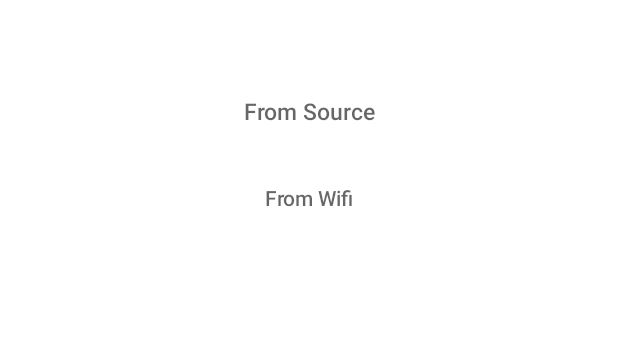
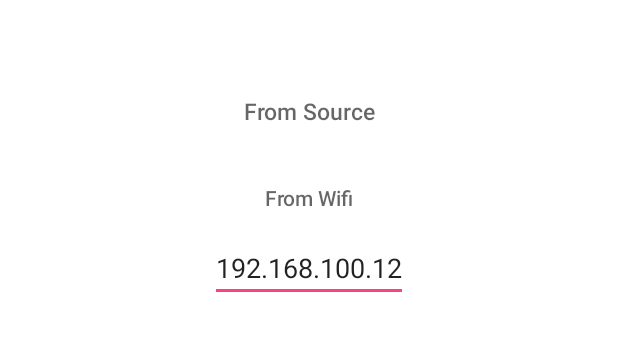
Before and after one commit to coders-circle/dimension-223, an Android app: the screen it shows after launch (MainActivity), on a phone screen of 412 x 824 dp, the part 507-858 px from its top. Run offline under Robolectric (Android 15) with nearby library versions, the phone set to English and light mode, and no system bars.

```diff
--- a/android/app/src/main/java/com/togglecorp/dimension223/MainActivity.java
+++ b/android/app/src/main/java/com/togglecorp/dimension223/MainActivity.java
@@ -7,6 +7,8 @@ import android.os.Bundle;
 import android.util.Log;
 import android.view.View;
 import android.widget.Button;
+import android.widget.EditText;
+import android.widget.ProgressBar;
 
 public class MainActivity extends AppCompatActivity {
 
@@ -17,7 +19,7 @@ public class MainActivity extends AppCompatActivity {
         super.onCreate(savedInstanceState);
         setContentView(R.layout.activity_main);
 
-        Button loadSource = (Button) findViewById(R.id.source_button);
+        final Button loadSource = (Button) findViewById(R.id.source_button);
         if (loadSource != null)
             loadSource.setOnClickListener(new View.OnClickListener() {
                 @Override
@@ -30,15 +32,23 @@ public class MainActivity extends AppCompatActivity {
                 }
             });
 
+        final ProgressBar progressBar = (ProgressBar) findViewById(R.id.progress_bar);
+        progressBar.setVisibility(View.INVISIBLE);
 
-
-        Button loadWifi = (Button) findViewById(R.id.wifi_button);
+        final Button loadWifi = (Button) findViewById(R.id.wifi_button);
         if (loadWifi != null) {
             loadWifi.setOnClickListener(new View.OnClickListener() {
                 @Override
                 public void onClick(View view) {
-                    StreamLoader loader = new StreamLoader(MainActivity.this, "192.168.100.12", 1234);
+                    progressBar.setVisibility(View.VISIBLE);
+                    loadSource.setVisibility(View.INVISIBLE);
+                    loadWifi.setVisibility(View.INVISIBLE);
+
+                    EditText ipEdit = (EditText)findViewById(R.id.edit_ip);
+                    StreamLoader loader = new StreamLoader(MainActivity.this, ipEdit.getText().toString(), 1234);
                     loader.execute();
+
+                    ipEdit.setVisibility(View.INVISIBLE);
                 }
             });
         }
--- a/android/app/src/main/java/com/togglecorp/dimension223/StreamLoader.java
+++ b/android/app/src/main/java/com/togglecorp/dimension223/StreamLoader.java
@@ -12,8 +12,6 @@ import java.io.IOException;
 import java.net.Socket;
 import java.nio.ByteBuffer;
 import java.nio.ByteOrder;
-import java.util.ArrayList;
-import java.util.List;
 
 public class StreamLoader extends AsyncTask<Void, Void, Void> {
     private String ip;
--- a/android/app/src/main/java/com/togglecorp/dimension223/VRActivity.java
+++ b/android/app/src/main/java/com/togglecorp/dimension223/VRActivity.java
@@ -48,7 +48,7 @@ public class VRActivity extends GvrActivity implements GvrView.StereoRenderer {
 //        Matrix.rotateM(mModelCube, 0, 0.3f, 0, 0, 1);
 
         // Build the camera matrix and apply it to the ModelView.
-        Matrix.setLookAtM(mCamera, 0, 0.0f, 0.0f, 0.5f, 0.0f, 0.0f, 0.0f, 0.0f, 1.0f, 0.0f);
+        Matrix.setLookAtM(mCamera, 0, 0.0f, 0.023f, 0.5f, 0.0f, 0.0f, 0.0f, 0.0f, 1.0f, 0.0f);
     }
 
     @Override
@@ -61,7 +61,7 @@ public class VRActivity extends GvrActivity implements GvrView.StereoRenderer {
 
         // Build the ModelView and ModelViewProjection matrices
         // for calculating cube position and light.
-        float[] perspective = eye.getPerspective(0.1f, 1000.0f);
+        float[] perspective = eye.getPerspective(0.0001f, 10000.0f);
         Matrix.multiplyMM(mModelView, 0, mView, 0, mModelCube, 0);
         Matrix.multiplyMM(mModelViewProjection, 0, perspective, 0, mModelView, 0);
 
--- a/android/app/src/main/res/layout/activity_main.xml
+++ b/android/app/src/main/res/layout/activity_main.xml
@@ -48,4 +48,19 @@
         android:layout_below="@id/source_button"
         android:background="#fff"/>
 
+    <EditText
+        android:id="@+id/edit_ip"
+        android:layout_width="wrap_content"
+        android:layout_height="wrap_content"
+        android:layout_centerHorizontal="true"
+        android:layout_below="@id/wifi_button"
+        android:text="192.168.100.12"/>
+
+    <ProgressBar
+        android:id="@+id/progress_bar"
+        android:layout_centerHorizontal="true"
+        android:layout_below="@id/source_button"
+        android:layout_width="wrap_content"
+        android:layout_height="wrap_content" />
+
 </RelativeLayout>
```
Also changed, not shown: 3 other files.
